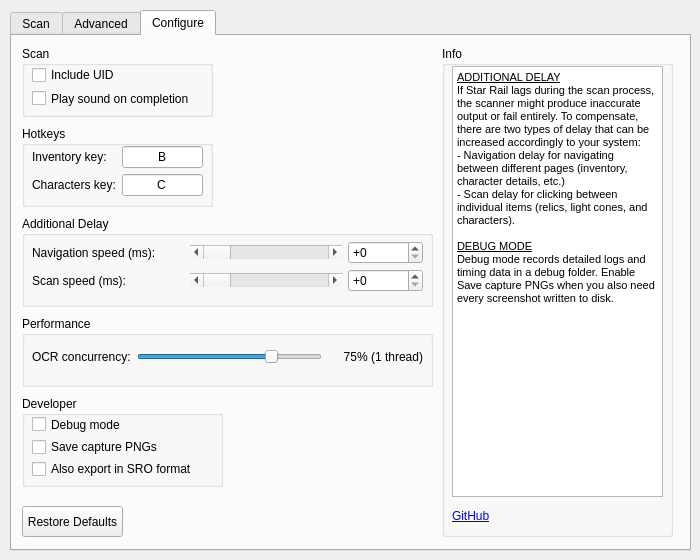
Qt form src/ui/hsr_scanner.ui (kel-z/HSR-Scanner) before a commit.
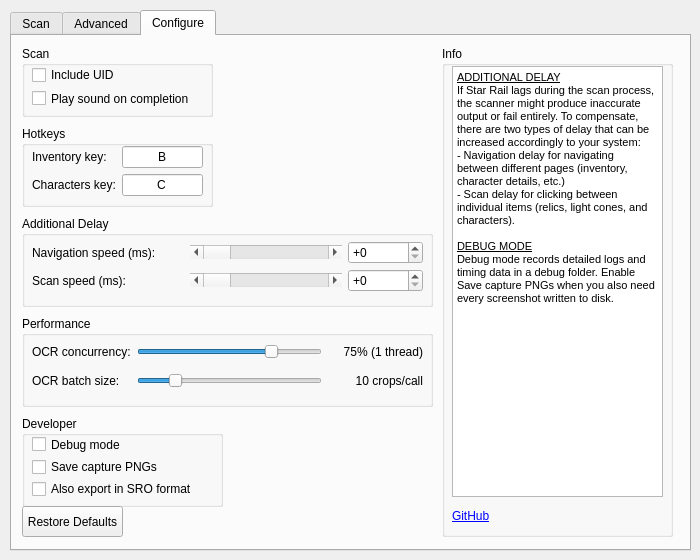
The same form after that commit. The open tabs and pages were chosen to show the change. Custom widgets are drawn as their Qt base class.

Commit message:
perf: batch relic OCR across configurable worker shards
Batch homogeneous relic OCR crops into shared Tesseract calls, shard relic parsing across the configured OCR worker count, and expose OCR batch size as a UI setting.

Full debug run over 2615 relics improved OCR processing from ~822s to ~105.7s, a 7.8x speedup, with no final parse errors after blank-result fallback.

Diff of the .ui file:
```diff
--- a/src/ui/hsr_scanner.ui
+++ b/src/ui/hsr_scanner.ui
@@ -907,7 +907,7 @@
       <property name="geometry">
        <rect>
         <x>10</x>
-        <y>360</y>
+        <y>380</y>
         <width>201</width>
         <height>91</height>
        </rect>
@@ -964,7 +964,7 @@
         <x>10</x>
         <y>280</y>
         <width>411</width>
-        <height>71</height>
+        <height>91</height>
        </rect>
       </property>
       <property name="title">
@@ -976,7 +976,7 @@
          <x>10</x>
          <y>20</y>
          <width>391</width>
-         <height>41</height>
+         <height>61</height>
         </rect>
        </property>
        <layout class="QGridLayout" name="gridLayout_3">
@@ -1031,6 +1031,45 @@
           </property>
          </widget>
         </item>
+        <item row="1" column="0">
+         <widget class="QLabel" name="labelOCRBatchSize">
+          <property name="text">
+           <string>OCR batch size:</string>
+          </property>
+         </widget>
+        </item>
+        <item row="1" column="1">
+         <widget class="QSlider" name="horizontalSliderOCRBatchSize">
+          <property name="minimum">
+           <number>1</number>
+          </property>
+          <property name="maximum">
+           <number>50</number>
+          </property>
+          <property name="value">
+           <number>10</number>
+          </property>
+          <property name="orientation">
+           <enum>Qt::Horizontal</enum>
+          </property>
+         </widget>
+        </item>
+        <item row="1" column="2">
+         <widget class="QLabel" name="labelOCRBatchSizeValue">
+          <property name="minimumSize">
+           <size>
+            <width>95</width>
+            <height>0</height>
+           </size>
+          </property>
+          <property name="text">
+           <string>10 crops/call</string>
+          </property>
+          <property name="alignment">
+           <set>Qt::AlignRight|Qt::AlignTrailing|Qt::AlignVCenter</set>
+          </property>
+         </widget>
+        </item>
        </layout>
       </widget>
      </widget>
```
The commit also changes 7 other files.
